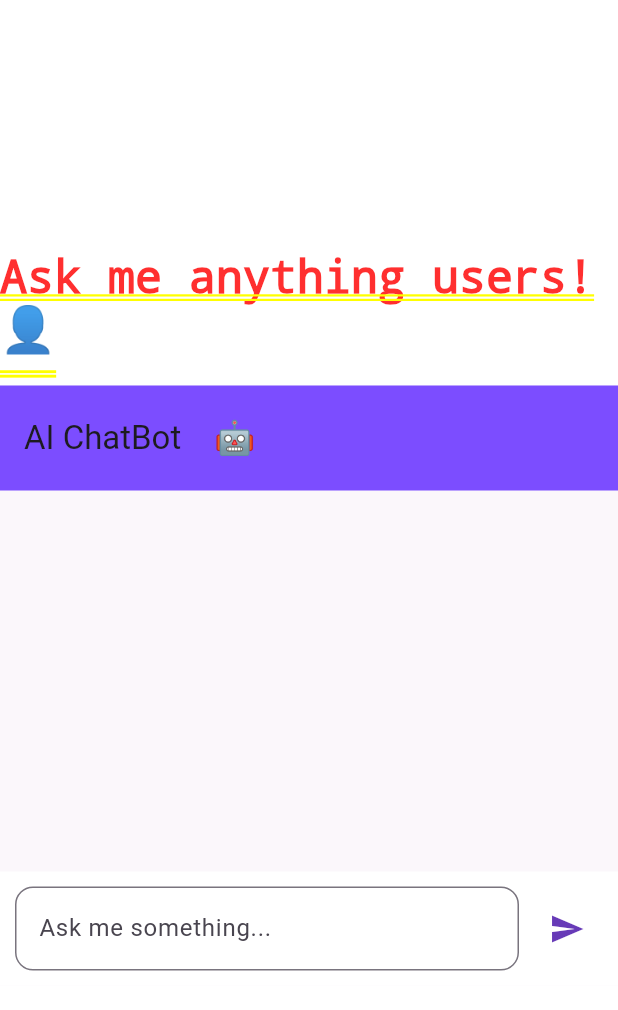
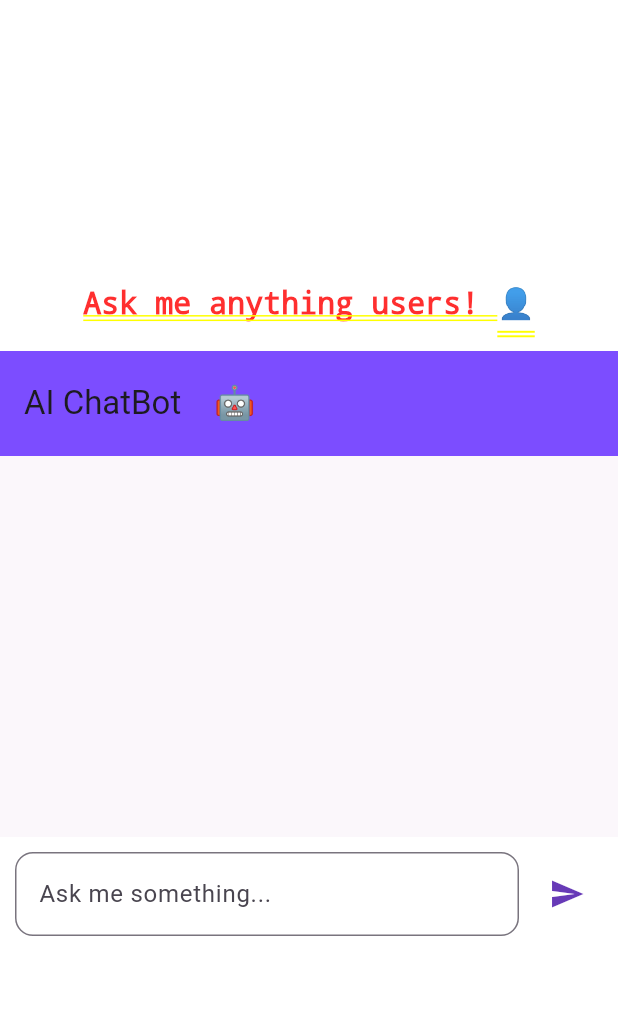
Before and after one commit to Sri-Satya123/user_bot, a Flutter app: the screen it shows after launch, on a phone screen of 412 x 824 dp. Shown: the top 1010 px of the screen. Run offline on Flutter 3.47's test engine with Material 3 defaults, Android fonts, the phone set to English and light mode, and no system bars.

Commit message:
chat_bot

```diff
--- a/lib/main.dart
+++ b/lib/main.dart
@@ -22,7 +22,7 @@ class homepage extends StatelessWidget {
       children: [
         Text(
           "Ask me anything users! 👤",
-          style: TextStyle(fontSize: 30, fontWeight: FontWeight.bold),
+          style: TextStyle(fontSize: 20, fontWeight: FontWeight.bold),
         ),
         SizedBox(height: 20),
         Container(height: 400, child: UserBot()),
```
